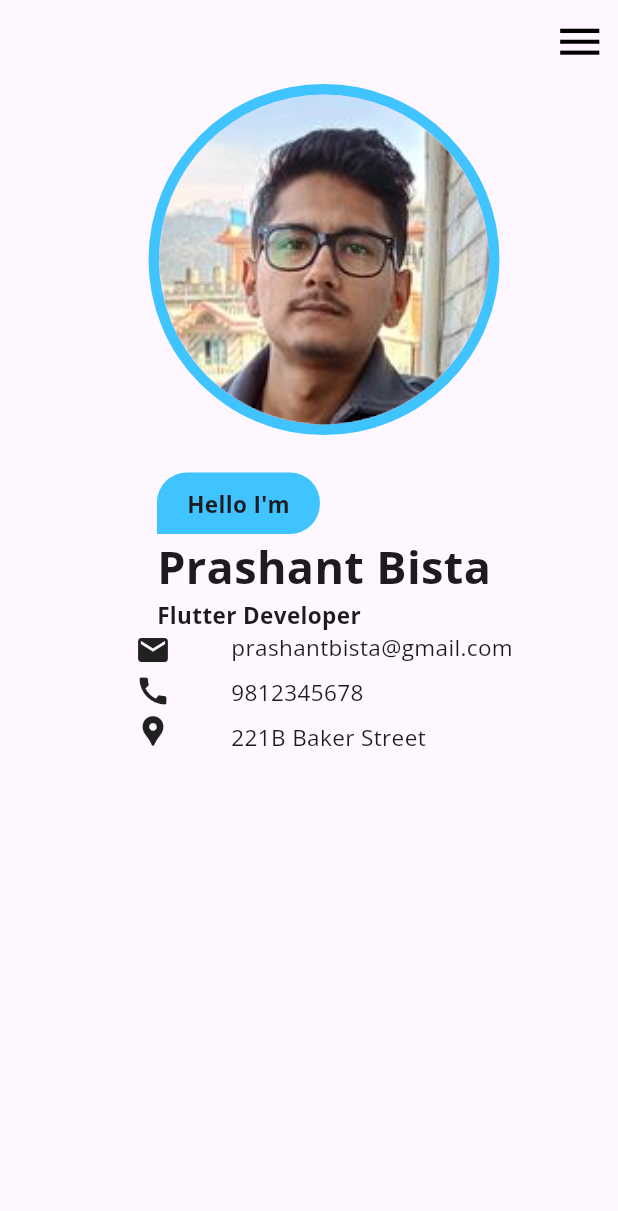
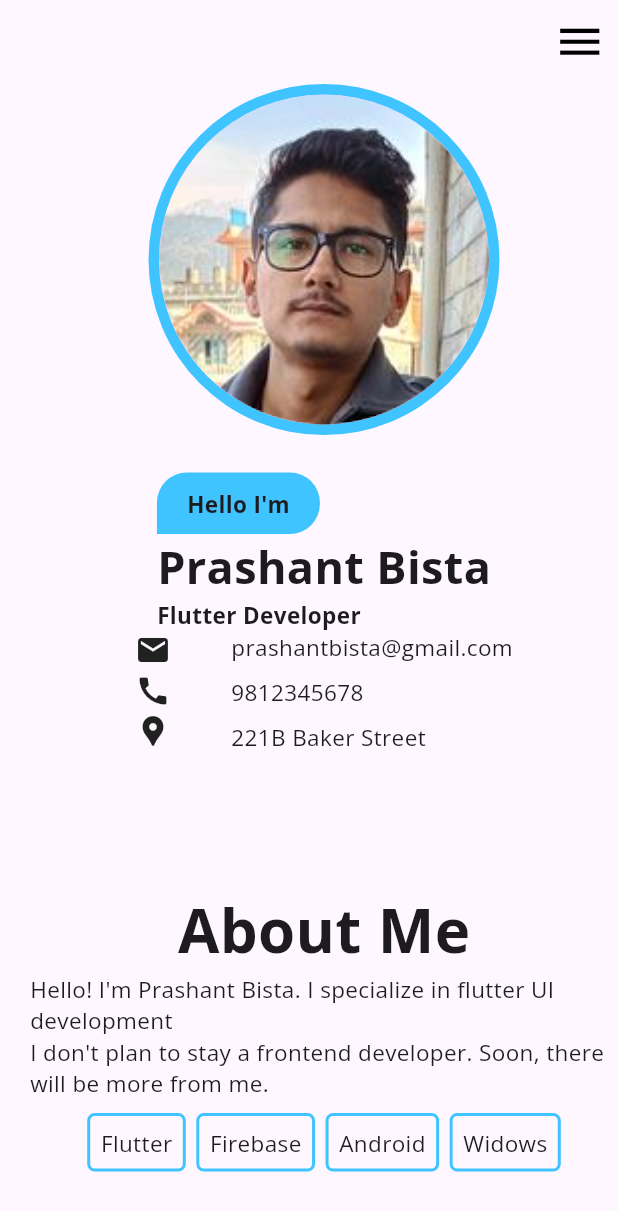
Before and after one commit to Prashant-Bista/Flutter_landingpage, a Flutter app: the screen it shows after launch, on a phone screen of 412 x 824 dp. Shown: the top 1211 px of the screen. Run offline on Flutter 3.47's test engine with Material 3 defaults, Android fonts, the phone set to English and light mode, and no system bars; our stand-ins replace flutter_svg, google_fonts, url_strategy.

Commit message:
completed mobiles Landing Page

```diff
--- a/lib/components.dart
+++ b/lib/components.dart
@@ -76,6 +76,31 @@ class _TabsMobileState extends State<TabsMobile> {
   }
 }
 
+class BlueContainer extends StatelessWidget {
+  final text;
+  const BlueContainer({super.key, @required this.text});
+
+  @override
+  Widget build(BuildContext context) {
+    return Container(
+      decoration: BoxDecoration(
+        border: Border.all(
+            color: Colors.lightBlueAccent,
+            style: BorderStyle.solid,
+            width: 2.0),
+        borderRadius: BorderRadius.circular(5.0),
+      ),
+      padding: EdgeInsets.all(7.0),
+      child: Text(
+        text,
+        style: GoogleFonts.openSans(
+          fontSize: 15.0,
+        ),
+      ),
+    );
+  }
+}
+
 class SansBold extends StatelessWidget {
   final text;
   final size;
@@ -104,15 +129,15 @@ class Sans extends StatelessWidget {
 }
 
 class TextForm extends StatelessWidget {
-  final heading;
+  final text;
   final hintText;
-  final width;
+  final Containerwidth;
   final maxlines;
   const TextForm(
       {super.key,
       @required this.hintText,
-      @required this.heading,
-      @required this.width,
+      @required this.text,
+      @required this.Containerwidth,
       this.maxlines});
 
   @override
@@ -120,7 +145,7 @@ class TextForm extends StatelessWidget {
     return Column(
       crossAxisAlignment: CrossAxisAlignment.start,
       children: [
-        Sans((heading), 16.0),
+        Sans((text), 16.0),
         SizedBox(
           height: 5.0,
         ),
@@ -169,12 +194,16 @@ class AnimatedCardWeb extends StatefulWidget {
   final text;
   final fit;
   final reverse;
+  final height;
+  final width;
   const AnimatedCardWeb({
     super.key,
     @required this.imagepath,
     @required this.text,
     this.fit,
     this.reverse,
+    this.height,
+    this.width,
   });
 
   @override
@@ -218,13 +247,13 @@ class _AnimatedCardWebState extends State<AnimatedCardWeb>
             crossAxisAlignment: CrossAxisAlignment.start,
             children: [
               Image.asset(widget.imagepath,
-                  height: 200.0,
-                  width: 200.0,
+                  height: widget.height == null ? 200.0 : widget.height,
+                  width: widget.width == null ? 200.0 : widget.width,
                   fit: widget.fit == null ? null : widget.fit),
               SizedBox(
                 height: 10.0,
               ),
-              SansBold(widget.text, 15.0)
+              SansBold(widget.text, 15.0),
             ],
           ),
         ),
--- a/lib/mobile/landing_page_mobile.dart
+++ b/lib/mobile/landing_page_mobile.dart
@@ -1,5 +1,6 @@
 import 'package:flutter/material.dart';
 import 'package:flutter_svg/flutter_svg.dart';
+import 'package:google_fonts/google_fonts.dart';
 import 'package:prashant_bista/components.dart';
 import 'package:url_launcher/url_launcher.dart';
 
@@ -15,6 +16,7 @@ class _LandingaPageMobileState extends State<LandingaPageMobile> {
   Widget build(BuildContext context) {
     var widthDevice = MediaQuery.of(context).size.width;
     return Scaffold(
+        extendBodyBehindAppBar: true,
         appBar: AppBar(
           backgroundColor: Colors.transparent,
           elevation: 0.0,
@@ -89,6 +91,7 @@ class _LandingaPageMobileState extends State<LandingaPageMobile> {
         ),
         body: ListView(
           children: [
+            //Intro, first section
             Padding(
               padding: const EdgeInsets.only(left: 20.0),
               child: Column(
@@ -150,8 +153,118 @@ class _LandingaPageMobileState extends State<LandingaPageMobile> {
                 ],
               ),
             ),
+            SizedBox(
+              height: 90.0,
+            ),
+            //About me, second section
+            Padding(
+                padding: EdgeInsets.only(left: 20.0),
+                child: Column(
+                  mainAxisAlignment: MainAxisAlignment.center,
+                  crossAxisAlignment: CrossAxisAlignment.center,
+                  children: [
+                    SansBold("About Me", 40.0),
+                    Sans(
+                        "Hello! I'm Prashant Bista. I specialize in flutter UI development",
+                        15.0),
+                    Sans(
+                        "I don't plan to stay a frontend developer. Soon, there will be more from me.",
+                        15.0),
+                    SizedBox(
+                      height: 10,
+                    ),
+                    Wrap(
+                      spacing: 7.0,
+                      runSpacing: 7.0,
+                      children: [
+                        BlueContainer(text: "Flutter"),
+                        BlueContainer(text: "Firebase"),
+                        BlueContainer(text: "Android"),
+                        BlueContainer(text: "Widows")
+                      ],
+                    )
+                  ],
+                )),
+            SizedBox(
+              height: 60.0,
+            ),
+            //what I do?, Third section
+            Column(
+              crossAxisAlignment: CrossAxisAlignment.center,
+              children: [
+                SansBold("What I do", 40.0),
+                AnimatedCardWeb(
+                  imagepath: "assets/webL.png",
+                  text: "Web Development",
+                  width: 300.0,
+                ),
+                SizedBox(height: 35.0),
+                AnimatedCardWeb(
+                  imagepath: "assets/app.png",
+                  text: "App Development",
+                  width: 300.0,
+                  fit: BoxFit.contain,
+                  reverse: true,
+                ),
+                SizedBox(height: 35.0),
+                AnimatedCardWeb(
+                  imagepath: "assets/firebase.png",
+                  text: "Backend Development",
+                  width: 300.0,
+                ),
+                SizedBox(
+                  height: 60,
+                ),
+                //Contact, Fourth sectoin
+                Wrap(
+                  runSpacing: 20.0,
+                  spacing: 20.0,
+                  alignment: WrapAlignment.center,
+                  children: [
+                    SansBold("Contact Me", 40.0),
                   ],
                 ),
-    );
+                SizedBox(height: 30),
+                Wrap(
+                  spacing: 20.0,
+                  runSpacing: 20.0,
+                  children: [
+                    TextForm(
+                        text: "First Name",
+                        hintText: "Please Enter your first Name",
+                        Containerwidth: widthDevice / 1.4),
+                    TextForm(
+                        text: "Last Name",
+                        hintText: "Please Enter your last Name",
+                        Containerwidth: widthDevice / 1.4),
+                    TextForm(
+                        text: "Email",
+                        hintText: "Please Enter your email address",
+                        Containerwidth: widthDevice / 1.4),
+                    TextForm(
+                        text: "Phone number",
+                        hintText: "Please Enter your Phone number",
+                        Containerwidth: widthDevice / 1.4),
+                    TextForm(
+                      text: "Message Here",
+                      hintText: "Please Enter your Message",
+                      Containerwidth: widthDevice / 1.4,
+                      maxlines: 10,
+                    ),
+                  ],
+                ),
+                MaterialButton(
+                  child: SansBold("Submit", 30.0),
+                  color: Colors.lightBlueAccent,
+                  onPressed: () {},
+                  shape: RoundedRectangleBorder(
+                      borderRadius: BorderRadius.circular(10.0)),
+                  height: 60.0,
+                  minWidth: widthDevice / 2.2,
+                )
+              ],
+            ),
+          ],
+        ));
   }
 }
--- a/lib/web/landing_page_web.dart
+++ b/lib/web/landing_page_web.dart
@@ -12,13 +12,18 @@ class LandingPageWeb extends StatefulWidget {
 }
 
 class _LandingaPageMobileState extends State<LandingPageWeb> {
-  urlLauncher(String impath,String url){
-   return IconButton(
-        onPressed: () async{
+  urlLauncher(String impath, String url) {
+    return IconButton(
+        onPressed: () async {
           await launchUrl(Uri.parse(url));
         },
-        icon: Image.asset(impath,width: 35.0,height: 35.0,));
+        icon: Image.asset(
+          impath,
+          width: 35.0,
+          height: 35.0,
+        ));
   }
+
   @override
   Widget build(BuildContext context) {
     var heightdevice = MediaQuery.of(context).size.height;
@@ -47,10 +52,13 @@ class _LandingaPageMobileState extends State<LandingPageWeb> {
             Row(
               mainAxisAlignment: MainAxisAlignment.spaceEvenly,
               children: [
-                urlLauncher("assets/instagram.png", "https://www.instagram.com/prashantbista7/"),
-                urlLauncher("assets/github.png","https://github.com/Prashant-Bista" ),
-                urlLauncher("assets/linkedin.png", "https://www.linkedin.com/in/prashant-bista-9016b5270/")
-               ],
+                urlLauncher("assets/instagram.png",
+                    "https://www.instagram.com/prashantbista7/"),
+                urlLauncher(
+                    "assets/github.png", "https://github.com/Prashant-Bista"),
+                urlLauncher("assets/linkedin.png",
+                    "https://www.linkedin.com/in/prashant-bista-9016b5270/")
+              ],
             )
           ],
         ),
@@ -307,14 +315,14 @@ class _LandingaPageMobileState extends State<LandingPageWeb> {
                     children: [
                       TextForm(
                         hintText: "Enter the first name",
-                        heading: "First Name",
-                        width: 350,
+                        text: "First Name",
+                        Containerwidth: 350,
                       ),
                       SizedBox(height: 15),
                       TextForm(
                           hintText: "Please enter your Email Address",
-                          heading: "Email",
-                          width: 350),
+                          text: "Email",
+                          Containerwidth: 350),
                     ],
                   ),
                   Column(
@@ -323,21 +331,21 @@ class _LandingaPageMobileState extends State<LandingPageWeb> {
                     children: [
                       TextForm(
                           hintText: "Please Enter your Last Name",
-                          heading: "Last Name",
-                          width: 350),
+                          text: "Last Name",
+                          Containerwidth: 350),
                       SizedBox(height: 15.0),
                       TextForm(
                           hintText: ("Please Enter your phone number "),
-                          heading: "Phone Number",
-                          width: 350)
+                          text: "Phone Number",
+                          Containerwidth: 350)
                     ],
                   )
                 ],
               ),
               TextForm(
                 hintText: "Please type your message",
-                heading: "Message",
-                width: widthdevice / 1.5,
+                text: "Message",
+                Containerwidth: widthdevice / 1.5,
                 maxlines: 10,
               ),
               MaterialButton(
```
Lines whose indentation alone changed are shown as unchanged.
